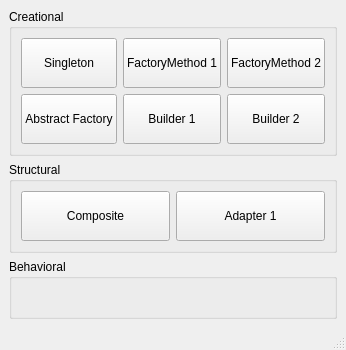
This is mainwindow.ui in vRFEducation/designpatternsdemo as Qt 5 draws it before an edit. The edited form follows.
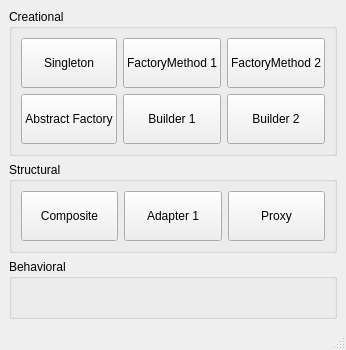
This is the edited form.

Commit message: Proxy Pattern Added

Diff of the .ui file:
```diff
--- a/mainwindow.ui
+++ b/mainwindow.ui
@@ -134,6 +134,19 @@
          </property>
         </widget>
        </item>
+       <item row="0" column="2">
+        <widget class="QPushButton" name="btnProxy">
+         <property name="minimumSize">
+          <size>
+           <width>0</width>
+           <height>50</height>
+          </size>
+         </property>
+         <property name="text">
+          <string>Proxy</string>
+         </property>
+        </widget>
+       </item>
       </layout>
      </widget>
     </item>
```
The commit also changes 12 other files.
